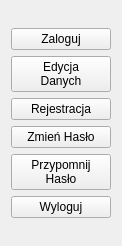
The window that paneluzytkownika.ui (ProjectIPR/SymulatorRobota) describes before a commit, drawn with Qt 5.
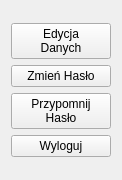
The same window after the commit.

What changed in the file:
```diff
--- a/paneluzytkownika.ui
+++ b/paneluzytkownika.ui
@@ -7,7 +7,7 @@
     <x>0</x>
     <y>0</y>
     <width>122</width>
-    <height>246</height>
+    <height>180</height>
    </rect>
   </property>
   <property name="windowTitle">
@@ -16,13 +16,6 @@
   <layout class="QVBoxLayout" name="verticalLayout_2">
    <item>
     <layout class="QVBoxLayout" name="verticalLayout">
-     <item>
-      <widget class="QPushButton" name="pushButton">
-       <property name="text">
-        <string>Zaloguj</string>
-       </property>
-      </widget>
-     </item>
      <item>
       <widget class="QPushButton" name="pushButton_2">
        <property name="text">
@@ -31,13 +24,6 @@
        </property>
       </widget>
      </item>
-     <item>
-      <widget class="QPushButton" name="pushButton_3">
-       <property name="text">
-        <string>Rejestracja</string>
-       </property>
-      </widget>
-     </item>
      <item>
       <widget class="QPushButton" name="pushButton_4">
        <property name="text">
```
